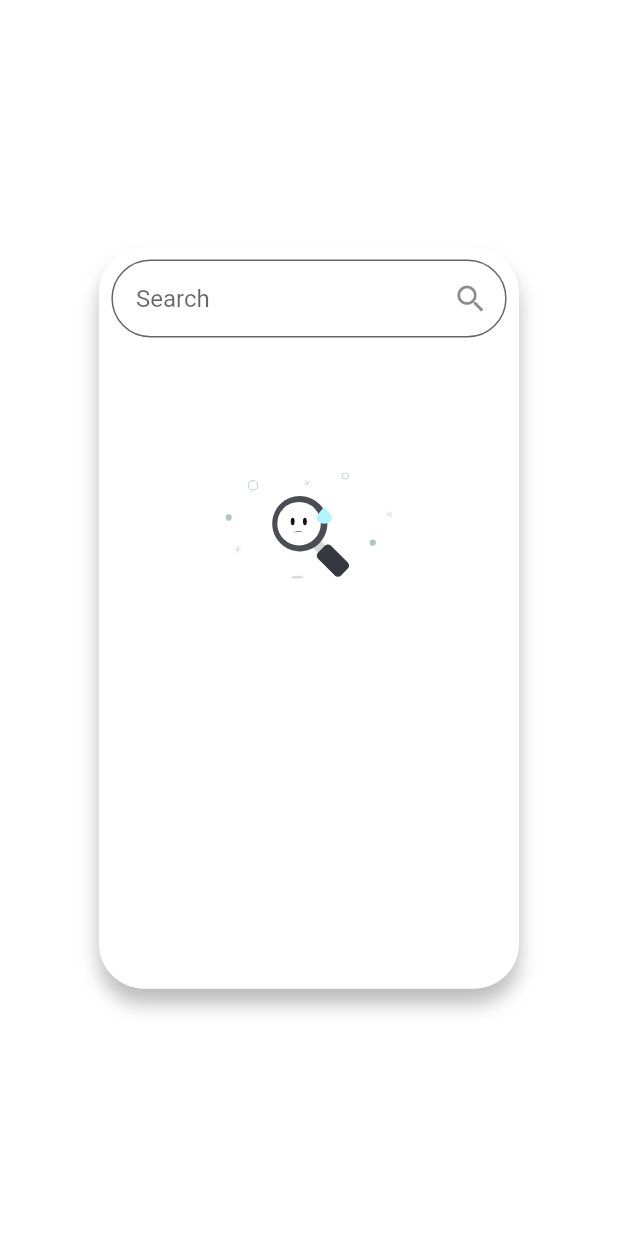
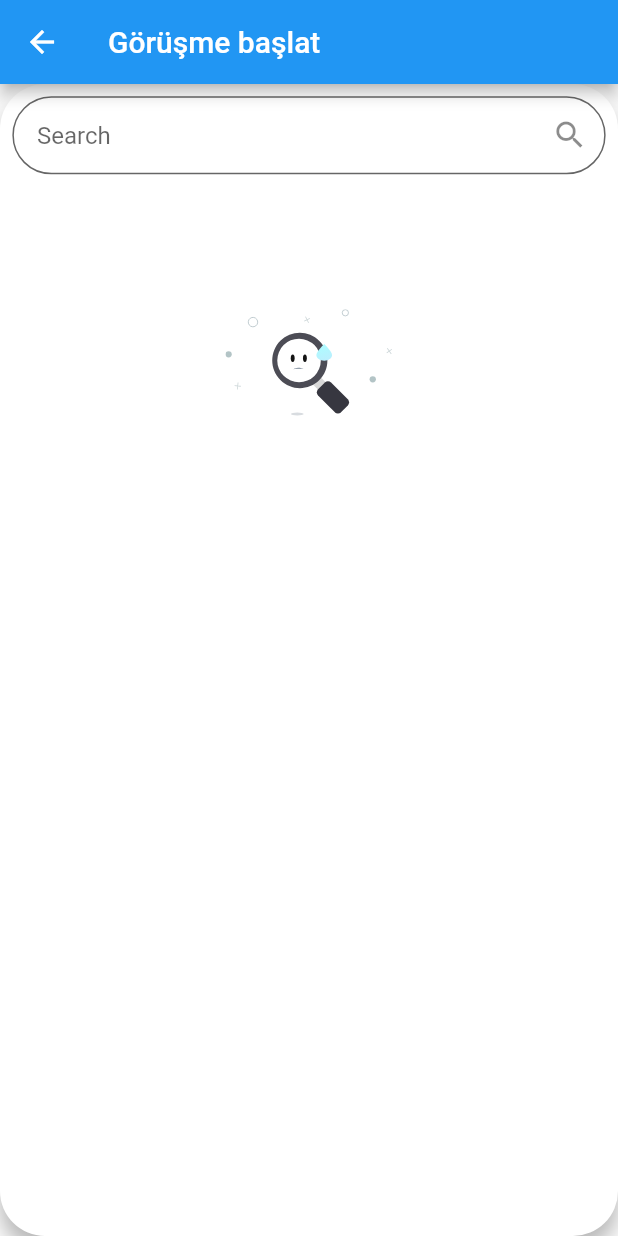
Before and after one commit to emreozturk7/chat_app, a Flutter app: the DateView screen opened by its route, after a tap on the "search" icon, on a phone screen of 412 x 824 dp. Run offline on Flutter 3.47's test engine with Material 2 defaults, Android fonts, the phone set to English and light mode, and no system bars; our stand-ins replace cloud_firestore, date_format, emoji_picker_flutter, firebase_auth, firebase_core, get and 5 more; missing offline and left inert: encrypt; accounts and stored records are empty.

Commit message:
Görüşme başlat ekranı eklendi.

```diff
--- a/lib/modules/contacts/contacts_view.dart
+++ b/lib/modules/contacts/contacts_view.dart
@@ -134,6 +134,9 @@ class ContactsView extends StatelessWidget {
                   ),
                   trailing: GestureDetector(
                     onTap: () {
+                      authCtrl.addNewConnection(
+                          _controller.tempSearch[index]['email']);
+
                       _controller.name.value =
                           _controller.tempSearch[index]['name'];
                       _controller.email.value =
@@ -142,6 +145,7 @@ class ContactsView extends StatelessWidget {
                           _controller.tempSearch[index]['name'];
                       _controller.tempSearch.clear();
                       _controller.searchCtrl.clear();
+
                       Navigator.of(context, rootNavigator: true).pop(index);
                     },
                     child: Chip(
--- /dev/null
+++ b/lib/modules/contacts/start_conversation.dart
@@ -0,0 +1,141 @@
+import 'package:flutter/material.dart';
+import 'package:flutter_chat_app/controller/auth_controller.dart';
+import 'package:flutter_chat_app/core/context_extensions.dart';
+import 'package:flutter_chat_app/modules/contacts/contacts_controller.dart';
+import 'package:get/get.dart';
+import 'package:lottie/lottie.dart';
+
+class StartConversation extends StatelessWidget {
+  final ContactsController _controller = Get.put(ContactsController());
+  final authCtrl = Get.find<AuthController>();
+
+  @override
+  Widget build(BuildContext context) {
+    return Scaffold(
+      appBar: AppBar(
+        title: Text('Görüşme başlat'),
+      ),
+      body: Center(
+        child: Obx(
+          () => _controller.tempSearch.isEmpty
+              ? Container(
+                  padding: context.paddingLow,
+                  decoration: BoxDecoration(
+                    color: Colors.white,
+                    shape: BoxShape.rectangle,
+                    borderRadius: BorderRadius.circular(30.0),
+                    boxShadow: const [
+                      BoxShadow(
+                        color: Colors.black26,
+                        blurRadius: 10.0,
+                        offset: Offset(0.0, 10.0),
+                      ),
+                    ],
+                  ),
+                  child: Column(
+                    children: [
+                      Align(
+                        alignment: Alignment.bottomCenter,
+                        child: TextField(
+                          onChanged: (value) => _controller.searchContacts(
+                            value,
+                            authCtrl.user.value.email!,
+                          ),
+                          controller: _controller.searchCtrl,
+                          decoration: InputDecoration(
+                            fillColor: Colors.white,
+                            filled: true,
+                            border: OutlineInputBorder(
+                              borderRadius: BorderRadius.circular(50),
+                              borderSide: const BorderSide(
+                                color: Colors.white,
+                                width: 1,
+                              ),
+                            ),
+                            hintText: 'Search',
+                            contentPadding: context.paddingNormal,
+                            suffixIcon: IconButton(
+                              icon: const Icon(Icons.search),
+                              onPressed: () {},
+                            ),
+                          ),
+                        ),
+                      ),
+                      Center(
+                        child: SizedBox(
+                          width: MediaQuery.of(context).size.width * 0.3,
+                          height: MediaQuery.of(context).size.height * 0.3,
+                          child: Lottie.asset("assets/lottie/empty.json"),
+                        ),
+                      ),
+                    ],
+                  ),
+                )
+              : Container(
+                  padding: context.paddingLow,
+                  decoration: BoxDecoration(
+                    color: Colors.white,
+                    shape: BoxShape.rectangle,
+                    borderRadius: BorderRadius.circular(30.0),
+                    boxShadow: const [
+                      BoxShadow(
+                        color: Colors.black26,
+                        blurRadius: 10.0,
+                        offset: Offset(0.0, 10.0),
+                      ),
+                    ],
+                  ),
+                  child: ListView.builder(
+                    padding: EdgeInsets.zero,
+                    itemCount: _controller.tempSearch.length,
+                    itemBuilder: (context, index) => ListTile(
+                      contentPadding:
+                          EdgeInsets.symmetric(vertical: 15, horizontal: 20),
+                      leading: CircleAvatar(
+                        radius: 30,
+                        backgroundColor: Colors.black26,
+                        child: ClipRRect(
+                          borderRadius: BorderRadius.circular(100),
+                          child: _controller.tempSearch[index]['photoUrl'] ==
+                                  'noimage'
+                              ? Image.asset(
+                                  'assets/images/noimage.png',
+                                  fit: BoxFit.cover,
+                                )
+                              : Image.network(
+                                  _controller.tempSearch[index]['photoUrl'],
+                                  fit: BoxFit.cover,
+                                ),
+                        ),
+                      ),
+                      title: Text(
+                        '${_controller.tempSearch[index]['name']}',
+                        style: TextStyle(
+                          fontSize: 20,
+                          fontWeight: FontWeight.w600,
+                        ),
+                      ),
+                      subtitle: Text(
+                        '${_controller.tempSearch[index]['email']}',
+                        style: TextStyle(
+                          fontSize: 16,
+                          fontWeight: FontWeight.w600,
+                        ),
+                      ),
+                      trailing: GestureDetector(
+                        onTap: () {
+                          authCtrl.addNewConnection(
+                              _controller.tempSearch[index]['email']);
+                        },
+                        child: Chip(
+                          label: Text('Görüşmeye başla'),
+                        ),
+                      ),
+                    ),
+                  ),
+                ),
+        ),
+      ),
+    );
+  }
+}
--- a/lib/modules/date/date_view.dart
+++ b/lib/modules/date/date_view.dart
@@ -96,7 +96,7 @@ class _DateViewState extends State<DateView> {
 
     return Scaffold(
       floatingActionButton: FloatingActionButton(
-        onPressed: () => Get.toNamed(Routes.CONTACTS_VIEW),
+        onPressed: () => Get.toNamed(Routes.START_CONVERSATION),
         child: Icon(
           Icons.search,
           size: 30,
--- a/lib/modules/message/message_controller.dart
+++ b/lib/modules/message/message_controller.dart
@@ -38,7 +38,7 @@ class MessageController extends GetxController {
   }
 
   void newChat(String email, Map<String, dynamic> argument, String chat) async {
-    final key = Key.fromUtf8('32kelimeuzunlugundabirkeykeykeyk');
+    final key = Key.fromUtf8('f8S99f677dSf426SDsage2uU4Df25gDs');
     final iv = IV.fromLength(16);
 
     final encrypter = Encrypter(AES(key));
--- a/lib/modules/message/message_view.dart
+++ b/lib/modules/message/message_view.dart
@@ -155,7 +155,7 @@ class MessageView extends StatelessWidget {
                       itemBuilder: (context, index) {
                         String gelenMesaj = "${allData[index]["message"]}";
                         final key =
-                            Key.fromUtf8('32kelimeuzunlugundabirkeykeykeyk');
+                            Key.fromUtf8('f8S99f677dSf426SDsage2uU4Df25gDs');
                         final iv = IV.fromLength(16);
 
                         final encrypter = Encrypter(AES(key));
--- a/lib/routes/app_pages.dart
+++ b/lib/routes/app_pages.dart
@@ -1,4 +1,5 @@
 import 'package:flutter_chat_app/modules/contacts/contacts_view.dart';
+import 'package:flutter_chat_app/modules/contacts/start_conversation.dart';
 import 'package:flutter_chat_app/modules/date/date_view.dart';
 import 'package:flutter_chat_app/modules/login/login_view.dart';
 import 'package:flutter_chat_app/modules/message/message_view.dart';
@@ -41,5 +42,9 @@ class AppPages {
       name: _Paths.LOADING_VIEW,
       page: () => LoadingScreen(),
     ),
+    GetPage(
+      name: _Paths.START_CONVERSATION,
+      page: () => StartConversation(),
+    ),
   ];
 }
--- a/lib/routes/app_routes.dart
+++ b/lib/routes/app_routes.dart
@@ -10,6 +10,7 @@ abstract class Routes {
   static const TRACKING_VIEW = _Paths.TRACKING_VIEW;
   static const DATE_VIEW = _Paths.DATE_VIEW;
   static const LOADING_VIEW = _Paths.LOADING_VIEW;
+  static const START_CONVERSATION = _Paths.START_CONVERSATION;
 }
 
 abstract class _Paths {
@@ -20,4 +21,5 @@ abstract class _Paths {
   static const TRACKING_VIEW = '/tracking_view';
   static const DATE_VIEW = '/date_view';
   static const LOADING_VIEW = '/loading_screen';
+  static const START_CONVERSATION = '/start_conversation';
 }
--- a/lib/utils/splash_screen.dart
+++ b/lib/utils/splash_screen.dart
@@ -7,6 +7,7 @@ class SplashScreen extends StatelessWidget {
   @override
   Widget build(BuildContext context) {
     return MaterialApp(
+      debugShowCheckedModeBanner: false,
       home: Scaffold(
         body: Center(
           child: SizedBox(
--- a/pubspec.yaml
+++ b/pubspec.yaml
@@ -18,7 +18,7 @@ dependencies:
   cloud_firestore: ^2.5.4
   google_sign_in: ^5.2.1
 
-  location: ^4.3.0
+  location: ^4.4.0
   google_maps_flutter: ^2.1.2
 
   flutter_native_splash: ^1.2.4
```
Also changed, not shown: pubspec.lock, 1 other file.
